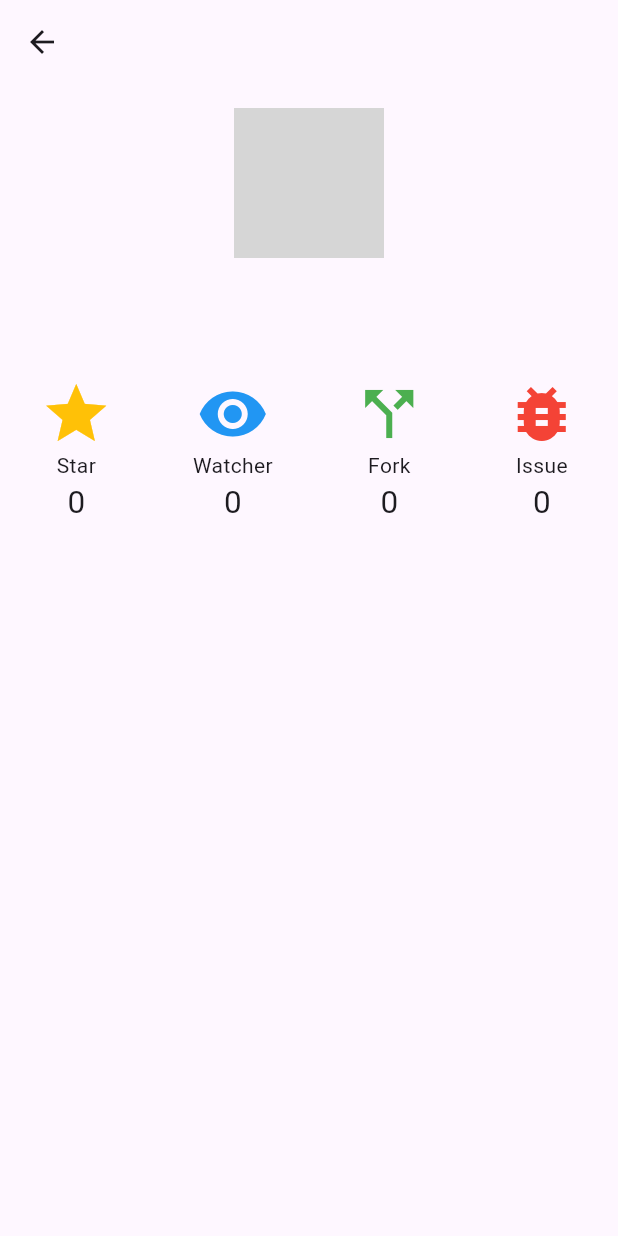
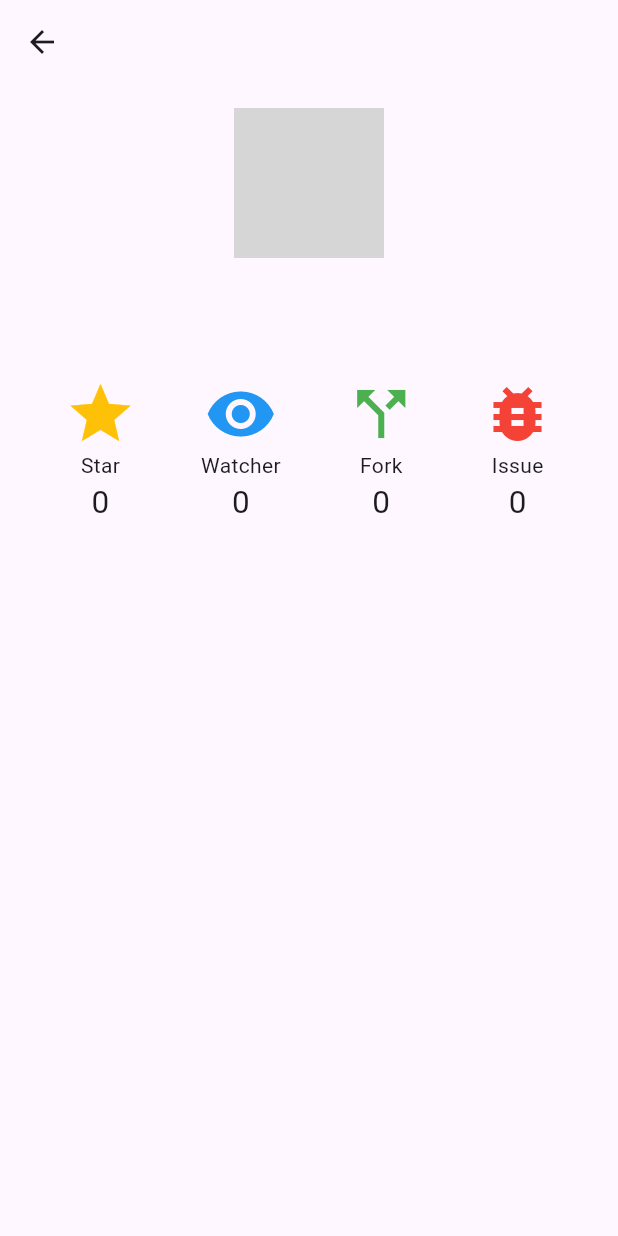
Before and after one commit to you22fy/yumemi_flutter, a Flutter app: the DetailPage screen opened directly with empty values, on a phone screen of 412 x 824 dp. Run offline on Flutter 3.47's test engine with Material 3 defaults, Android fonts, the phone set to English and light mode, and no system bars; our stand-ins replace dio, flutter_riverpod, go_router, infinite_scroll_pagination; network calls fail; grey boxes are pictures that could not be loaded.

Commit message:
fix: 不要なSizedBoxを削除する

```diff
--- a/lib/pages/detail/detail_page.dart
+++ b/lib/pages/detail/detail_page.dart
@@ -66,21 +66,18 @@ class DetailPage extends ConsumerWidget {
                   number: repositoryInfo.starsCount,
                   title: 'Star',
                 ),
-                const SizedBox(height: 4),
                 _DisplayNumberWithIcon(
                   iconData: Icons.remove_red_eye,
                   iconColor: Colors.blue,
                   number: repositoryInfo.watchersCount,
                   title: 'Watcher',
                 ),
-                const SizedBox(height: 4),
                 _DisplayNumberWithIcon(
                   iconData: Icons.call_split,
                   iconColor: Colors.green,
                   number: repositoryInfo.forksCount,
                   title: 'Fork',
                 ),
-                const SizedBox(height: 4),
                 _DisplayNumberWithIcon(
                   iconData: Icons.bug_report,
                   iconColor: Colors.red,
```
